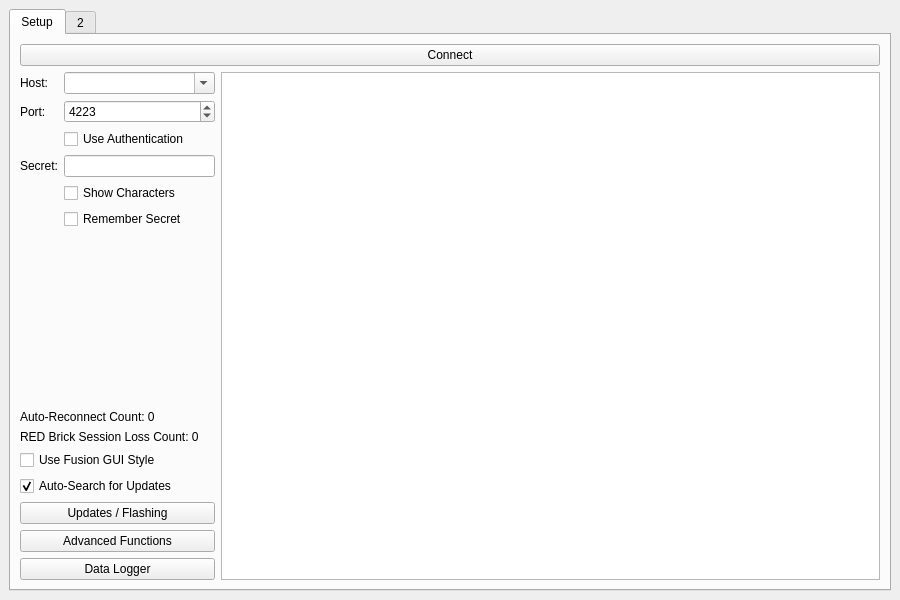
This is src/brickv/ui/mainwindow.ui in Tinkerforge/brickv as Qt 5 draws it before an edit. The edited form follows.
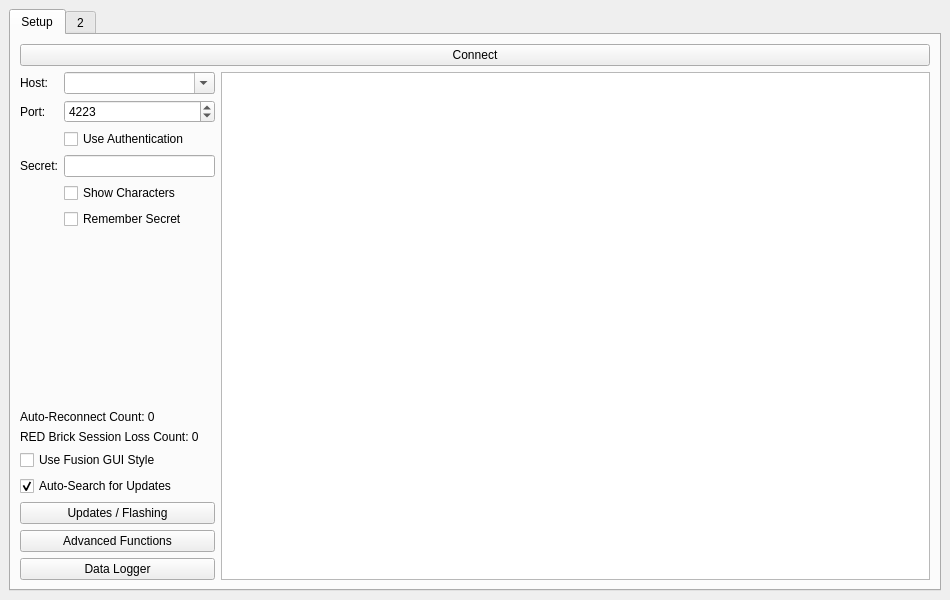
This is the edited form.

Commit message: Fine-tune setup tab and updates dialog device view column widths

The edit to the form file:
```diff
--- a/src/brickv/ui/mainwindow.ui
+++ b/src/brickv/ui/mainwindow.ui
@@ -6,7 +6,7 @@
    <rect>
     <x>0</x>
     <y>0</y>
-    <width>900</width>
+    <width>950</width>
     <height>600</height>
    </rect>
   </property>
```
The commit also changes 3 other files.
